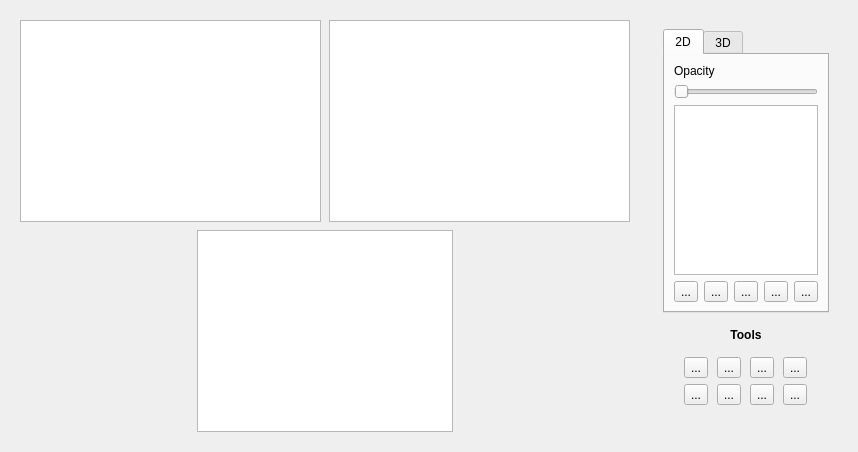
Before: the Qt Designer form oat/views/ui/ui_annotation_view.ui in Oli4/oat, drawn with Qt 5.
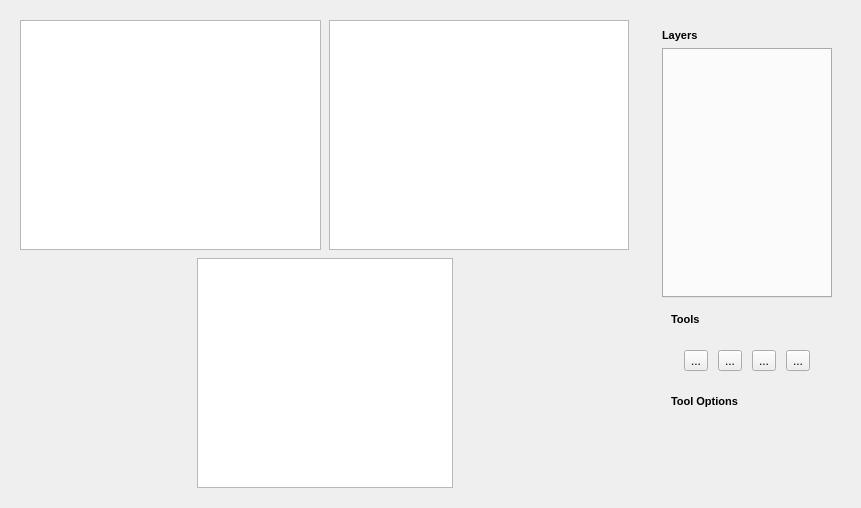
After: the same form once the commit is applied. The open tabs and pages were chosen to show the change. Icons and pictures are not drawn. Custom widgets are drawn as their Qt base class.

Commit message: improved layer overview

Patch:
```diff
--- a/oat/views/ui/ui_annotation_view.ui
+++ b/oat/views/ui/ui_annotation_view.ui
@@ -6,8 +6,8 @@
    <rect>
        <x>0</x>
        <y>0</y>
-       <width>858</width>
-       <height>452</height>
+    <width>861</width>
+    <height>508</height>
    </rect>
   </property>
   <property name="windowTitle">
@@ -159,237 +159,43 @@
          </sizepolicy>
         </property>
         <layout class="QVBoxLayout" name="verticalLayout_2">
-         <item alignment="Qt::AlignTop">
-          <widget class="QTabWidget" name="tabWidget">
+         <item>
+          <widget class="QLabel" name="label_4">
+           <property name="minimumSize">
+            <size>
+             <width>0</width>
+             <height>0</height>
+            </size>
+           </property>
+           <property name="font">
+            <font>
+             <pointsize>8</pointsize>
+             <weight>75</weight>
+             <bold>true</bold>
+            </font>
+           </property>
+           <property name="text">
+            <string>Layers</string>
+           </property>
+           <property name="alignment">
+            <set>Qt::AlignLeading|Qt::AlignLeft|Qt::AlignVCenter</set>
+           </property>
+          </widget>
+         </item>
+         <item>
+          <widget class="QTabWidget" name="layerOverview">
+           <property name="minimumSize">
+            <size>
+             <width>170</width>
+             <height>250</height>
+            </size>
+           </property>
            <property name="currentIndex">
             <number>1</number>
            </property>
            <property name="elideMode">
             <enum>Qt::ElideNone</enum>
            </property>
-           <widget class="QWidget" name="layers2d">
-            <attribute name="title">
-             <string>2D</string>
-            </attribute>
-            <layout class="QVBoxLayout" name="verticalLayout_3">
-             <item>
-              <widget class="QLabel" name="opacitySliderLabel_2d">
-               <property name="text">
-                <string>Opacity</string>
-               </property>
-              </widget>
-             </item>
-             <item>
-              <widget class="QSlider" name="opacitySlider_2d">
-               <property name="orientation">
-                <enum>Qt::Horizontal</enum>
-               </property>
-              </widget>
-             </item>
-             <item>
-              <widget class="QTreeView" name="ModalityTreeView_2d">
-               <property name="selectionMode">
-                <enum>QAbstractItemView::ExtendedSelection</enum>
-               </property>
-              </widget>
-             </item>
-             <item>
-              <layout class="QHBoxLayout" name="horizontalLayout_2d">
-               <item>
-                <widget class="QToolButton" name="addButton_2d">
-                 <property name="text">
-                  <string>...</string>
-                 </property>
-                 <property name="icon">
-                  <iconset resource="resources.qrc">
-                   <normaloff>:/icons/icons/baseline-add_circle-24px.svg</normaloff>:/icons/icons/baseline-add_circle-24px.svg</iconset>
-                 </property>
-                 <property name="iconSize">
-                  <size>
-                   <width>24</width>
-                   <height>24</height>
-                  </size>
-                 </property>
-                </widget>
-               </item>
-               <item>
-                <widget class="QToolButton" name="upButton_2d">
-                 <property name="text">
-                  <string>...</string>
-                 </property>
-                 <property name="icon">
-                  <iconset resource="resources.qrc">
-                   <normaloff>:/icons/icons/baseline-arrow_upward-24px.svg</normaloff>:/icons/icons/baseline-arrow_upward-24px.svg</iconset>
-                 </property>
-                 <property name="iconSize">
-                  <size>
-                   <width>24</width>
-                   <height>24</height>
-                  </size>
-                 </property>
-                </widget>
-               </item>
-               <item>
-                <widget class="QToolButton" name="downButton_2d">
-                 <property name="text">
-                  <string>...</string>
-                 </property>
-                 <property name="icon">
-                  <iconset resource="resources.qrc">
-                   <normaloff>:/icons/icons/baseline-arrow_downward-24px.svg</normaloff>:/icons/icons/baseline-arrow_downward-24px.svg</iconset>
-                 </property>
-                 <property name="iconSize">
-                  <size>
-                   <width>24</width>
-                   <height>24</height>
-                  </size>
-                 </property>
-                </widget>
-               </item>
-               <item>
-                <widget class="QToolButton" name="deleteButton_2d">
-                 <property name="text">
-                  <string>...</string>
-                 </property>
-                 <property name="icon">
-                  <iconset resource="resources.qrc">
-                   <normaloff>:/icons/icons/baseline-delete-24px.svg</normaloff>:/icons/icons/baseline-delete-24px.svg</iconset>
-                 </property>
-                 <property name="iconSize">
-                  <size>
-                   <width>24</width>
-                   <height>24</height>
-                  </size>
-                 </property>
-                </widget>
-               </item>
-               <item>
-                <widget class="QToolButton" name="registerButton_2d">
-                 <property name="toolTip">
-                  <string>Register selected images</string>
-                 </property>
-                 <property name="text">
-                  <string>...</string>
-                 </property>
-                 <property name="icon">
-                  <iconset resource="resources.qrc">
-                   <normaloff>:/icons/icons/baseline-filter-none-24px.svg</normaloff>:/icons/icons/baseline-filter-none-24px.svg</iconset>
-                 </property>
-                 <property name="iconSize">
-                  <size>
-                   <width>24</width>
-                   <height>24</height>
-                  </size>
-                 </property>
-                </widget>
-               </item>
-              </layout>
-             </item>
-            </layout>
-           </widget>
-           <widget class="QWidget" name="layers3d">
-            <attribute name="title">
-             <string>3D</string>
-            </attribute>
-            <layout class="QVBoxLayout" name="verticalLayout_6">
-             <item>
-              <widget class="QLabel" name="opacitySliderLabel_3d">
-               <property name="text">
-                <string>Opacity</string>
-               </property>
-              </widget>
-             </item>
-             <item>
-              <widget class="QSlider" name="opacitySlider_3d">
-               <property name="orientation">
-                <enum>Qt::Horizontal</enum>
-               </property>
-              </widget>
-             </item>
-             <item>
-              <widget class="QTreeView" name="ModalityTreeView_3d">
-               <property name="selectionMode">
-                <enum>QAbstractItemView::ExtendedSelection</enum>
-               </property>
-              </widget>
-             </item>
-             <item>
-              <layout class="QHBoxLayout" name="horizontalLayout_3d">
-               <item>
-                <widget class="QToolButton" name="addButton_3d">
-                 <property name="text">
-                  <string>...</string>
-                 </property>
-                 <property name="icon">
-                  <iconset resource="resources.qrc">
-                   <normaloff>:/icons/icons/baseline-add_circle-24px.svg</normaloff>:/icons/icons/baseline-add_circle-24px.svg</iconset>
-                 </property>
-                 <property name="iconSize">
-                  <size>
-                   <width>24</width>
-                   <height>24</height>
-                  </size>
-                 </property>
-                 <property name="arrowType">
-                  <enum>Qt::NoArrow</enum>
-                 </property>
-                </widget>
-               </item>
-               <item>
-                <widget class="QToolButton" name="upButton_3d">
-                 <property name="text">
-                  <string>...</string>
-                 </property>
-                 <property name="icon">
-                  <iconset resource="resources.qrc">
-                   <normaloff>:/icons/icons/baseline-arrow_upward-24px.svg</normaloff>:/icons/icons/baseline-arrow_upward-24px.svg</iconset>
-                 </property>
-                 <property name="iconSize">
-                  <size>
-                   <width>24</width>
-                   <height>24</height>
-                  </size>
-                 </property>
-                </widget>
-               </item>
-               <item>
-                <widget class="QToolButton" name="downButton_3d">
-                 <property name="text">
-                  <string>...</string>
-                 </property>
-                 <property name="icon">
-                  <iconset resource="resources.qrc">
-                   <normaloff>:/icons/icons/baseline-arrow_downward-24px.svg</normaloff>:/icons/icons/baseline-arrow_downward-24px.svg</iconset>
-                 </property>
-                 <property name="iconSize">
-                  <size>
-                   <width>24</width>
-                   <height>24</height>
-                  </size>
-                 </property>
-                </widget>
-               </item>
-               <item>
-                <widget class="QToolButton" name="deleteButton_3d">
-                 <property name="text">
-                  <string>...</string>
-                 </property>
-                 <property name="icon">
-                  <iconset resource="resources.qrc">
-                   <normaloff>:/icons/icons/baseline-delete-24px.svg</normaloff>:/icons/icons/baseline-delete-24px.svg</iconset>
-                 </property>
-                 <property name="iconSize">
-                  <size>
-                   <width>24</width>
-                   <height>24</height>
-                  </size>
-                 </property>
-                </widget>
-               </item>
-              </layout>
-             </item>
-            </layout>
-           </widget>
           </widget>
          </item>
          <item>
@@ -411,6 +217,7 @@
               </property>
               <property name="font">
                <font>
+                <pointsize>8</pointsize>
                 <weight>75</weight>
                 <bold>true</bold>
                </font>
@@ -419,7 +226,7 @@
                <string>Tools</string>
               </property>
               <property name="alignment">
-               <set>Qt::AlignCenter</set>
+               <set>Qt::AlignLeading|Qt::AlignLeft|Qt::AlignVCenter</set>
               </property>
              </widget>
             </item>
@@ -445,19 +252,6 @@
                  </property>
                 </widget>
                </item>
-               <item row="2" column="2">
-                <widget class="QToolButton" name="toolButton_11">
-                 <property name="text">
-                  <string>...</string>
-                 </property>
-                 <property name="iconSize">
-                  <size>
-                   <width>24</width>
-                   <height>24</height>
-                  </size>
-                 </property>
-                </widget>
-               </item>
                <item row="1" column="0">
                 <widget class="QToolButton" name="penButton">
                  <property name="text">
@@ -475,32 +269,6 @@
                  </property>
                 </widget>
                </item>
-               <item row="2" column="1">
-                <widget class="QToolButton" name="toolButton_10">
-                 <property name="text">
-                  <string>...</string>
-                 </property>
-                 <property name="iconSize">
-                  <size>
-                   <width>24</width>
-                   <height>24</height>
-                  </size>
-                 </property>
-                </widget>
-               </item>
-               <item row="2" column="0">
-                <widget class="QToolButton" name="toolButton_9">
-                 <property name="text">
-                  <string>...</string>
-                 </property>
-                 <property name="iconSize">
-                  <size>
-                   <width>24</width>
-                   <height>24</height>
-                  </size>
-                 </property>
-                </widget>
-               </item>
                <item row="1" column="1">
                 <widget class="QToolButton" name="toolButton_7">
                  <property name="text">
@@ -527,20 +295,40 @@
                  </property>
                 </widget>
                </item>
-               <item row="2" column="3">
-                <widget class="QToolButton" name="toolButton_12">
-                 <property name="text">
-                  <string>...</string>
-                 </property>
-                 <property name="iconSize">
+              </layout>
+             </widget>
+            </item>
+            <item>
+             <widget class="QLabel" name="label_3">
+              <property name="minimumSize">
                   <size>
-                   <width>24</width>
-                   <height>24</height>
-                  </size>
-                 </property>
-                </widget>
-               </item>
-              </layout>
+                <width>0</width>
+                <height>0</height>
+               </size>
+              </property>
+              <property name="font">
+               <font>
+                <pointsize>8</pointsize>
+                <weight>75</weight>
+                <bold>true</bold>
+               </font>
+              </property>
+              <property name="text">
+               <string>Tool Options</string>
+              </property>
+              <property name="alignment">
+               <set>Qt::AlignLeading|Qt::AlignLeft|Qt::AlignVCenter</set>
+              </property>
+             </widget>
+            </item>
+            <item>
+             <widget class="QWidget" name="widget_6" native="true">
+              <property name="sizePolicy">
+               <sizepolicy hsizetype="Preferred" vsizetype="MinimumExpanding">
+                <horstretch>0</horstretch>
+                <verstretch>0</verstretch>
+               </sizepolicy>
+              </property>
              </widget>
             </item>
            </layout>
```
Left out of the diff: 5 changed lines with no effect on the pictures. Lines whose indentation alone changed are shown as unchanged. The commit also changes 31 other files.
